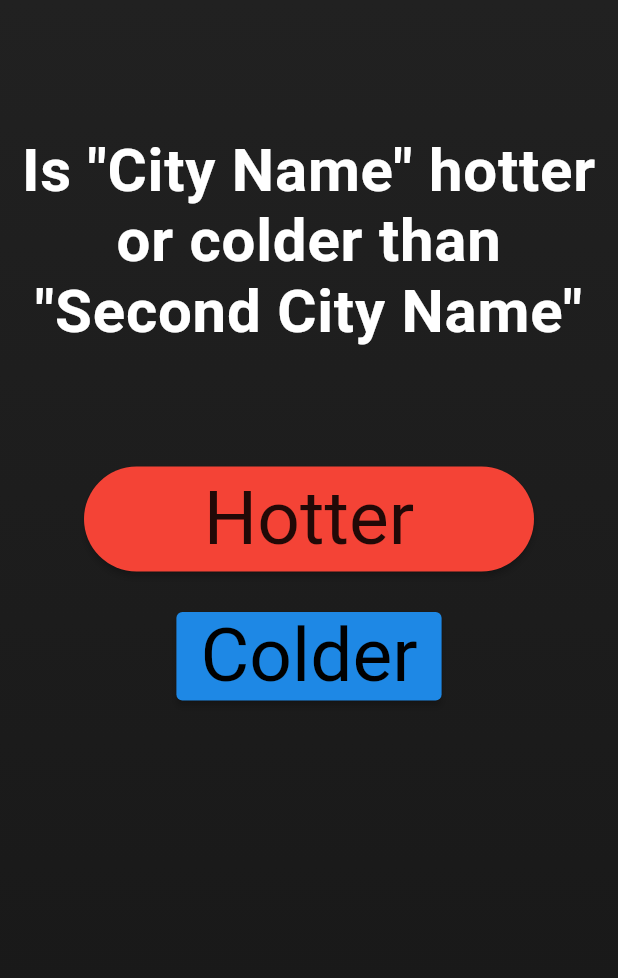
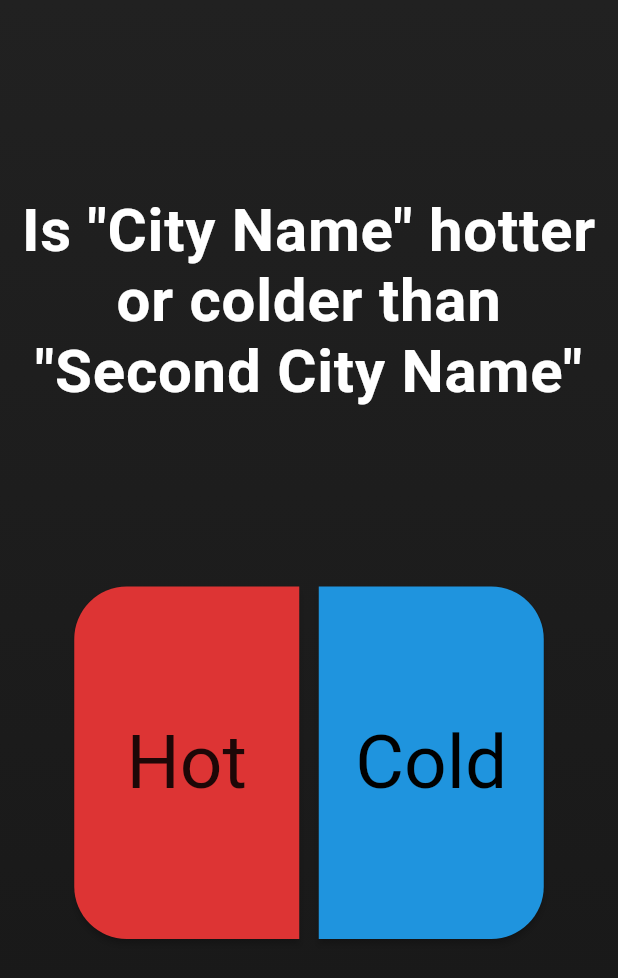
Before and after one commit to henmu/hotorcoldgame, a Flutter app: the screen it shows after launch, on a phone screen of 412 x 824 dp. Shown: the top 978 px of the screen. Run offline on Flutter 3.47's test engine with Material 2 defaults, Android fonts, the phone set to English and light mode, and no system bars.

Commit message:
UI progress

```diff
--- a/lib/main.dart
+++ b/lib/main.dart
@@ -64,6 +64,10 @@ class _MyHomePageState extends State<MyHomePage> {
     final ButtonStyle style =
         ElevatedButton.styleFrom(textStyle: const TextStyle(fontSize: 20));
     */
+
+    //Answer button size
+    const Size koko = Size(150, 235);
+
     //Trying to make Gradient background color for whole app.
     //return Scaffold(
     return Container(
@@ -78,8 +82,6 @@ class _MyHomePageState extends State<MyHomePage> {
         ),
       ),
       child: Scaffold(
-        //extendBodyBehindAppBar: true,
-        //backgroundColor: Colors.grey.shade800,
         backgroundColor: Colors.transparent,
         primary: false,
         /* Disabled AppBar to see if can design more pleasing UI
@@ -104,9 +106,11 @@ class _MyHomePageState extends State<MyHomePage> {
       ),*/
         body: Container(
           alignment: Alignment.topCenter,
-          padding: const EdgeInsets.symmetric(
-            vertical: 90.0,
-            horizontal: 10.0,
+          padding: const EdgeInsets.only(
+            top: 130.0,
+            bottom: 90.0,
+            left: 10.0,
+            right: 10.0,
           ),
           child: Column(
             mainAxisSize: MainAxisSize.min,
@@ -122,29 +126,52 @@ class _MyHomePageState extends State<MyHomePage> {
                   fontSize: 40,
                 ),
               ),
-              const SizedBox(height: 80),
+              const SizedBox(height: 120),
+              Row(
+                //mainAxisAlignment: MainAxisAlignment.spaceEvenly,
+                mainAxisAlignment: MainAxisAlignment.center,
+                children: [
                   ElevatedButton(
                     style: ElevatedButton.styleFrom(
-                  fixedSize: const Size(300, 70),
-                  primary: Colors.red,
+                      fixedSize: koko,
+                      primary: const Color(0xFFDD3434),
                       onPrimary: Colors.black87,
                       textStyle: const TextStyle(fontSize: 50),
-                  shape: RoundedRectangleBorder(
-                    borderRadius: BorderRadius.circular(50),
+                      shape: const RoundedRectangleBorder(
+                        borderRadius: BorderRadius.only(
+                          topLeft: Radius.circular(35),
+                          bottomLeft: Radius.circular(35),
+                        ),
                       ),
                     ),
                     onPressed: () {},
-                child: const Text('Hotter'),
+                    child: const Text(
+                      'Hot',
+                      textAlign: TextAlign.center,
                     ),
-              const SizedBox(height: 27),
+                  ),
+                  const SizedBox(width: 13),
                   ElevatedButton(
                     style: ElevatedButton.styleFrom(
-                  primary: Colors.blue.shade600,
+                      fixedSize: koko,
+                      primary: const Color(0xFF1F94DE),
                       onPrimary: Colors.black,
                       textStyle: const TextStyle(fontSize: 50),
+                      shape: const RoundedRectangleBorder(
+                        //borderRadius: BorderRadius.circular(50),
+                        borderRadius: BorderRadius.only(
+                          topRight: Radius.circular(35),
+                          bottomRight: Radius.circular(35),
+                        ),
+                      ),
                     ),
                     onPressed: () {},
-                child: const Text('Colder'),
+                    child: const Text(
+                      'Cold',
+                      textAlign: TextAlign.center,
+                    ),
+                  ),
+                ],
               ),
             ],
           ),
```
Lines whose indentation alone changed are shown as unchanged.
